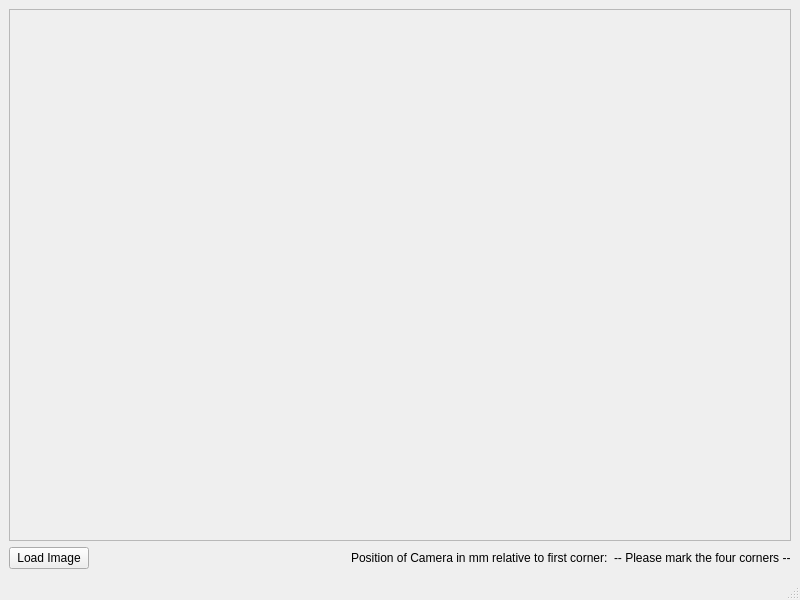
EccoB/calibrationtool, file src/ui/uimain.ui: the form before one commit.
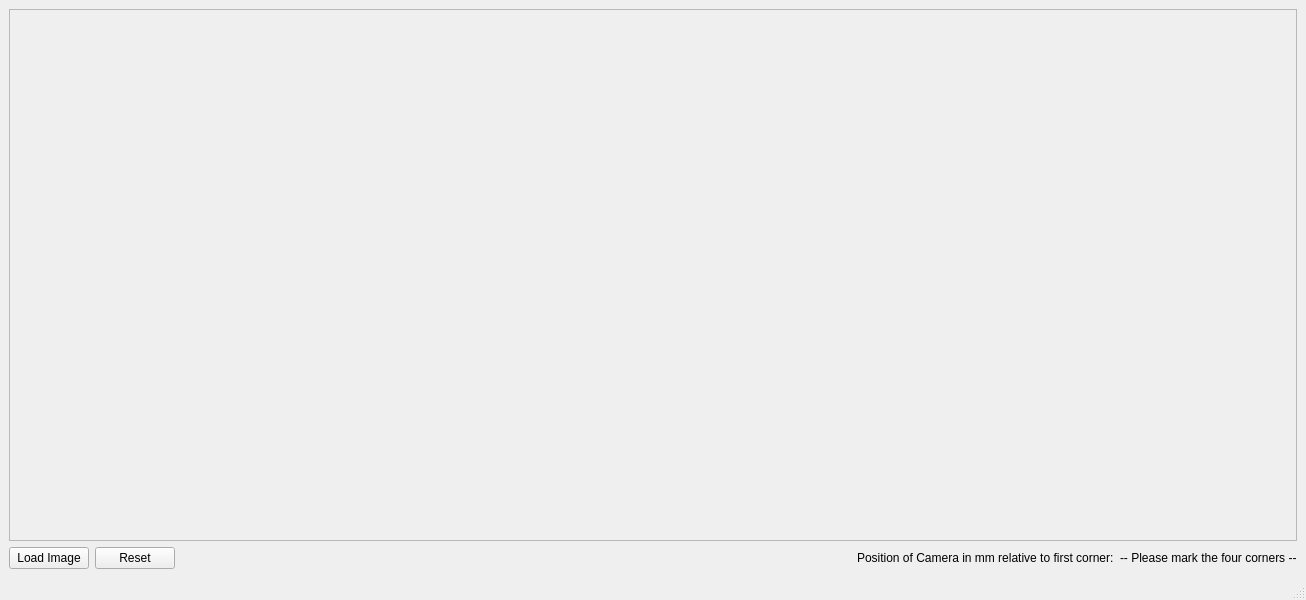
The form after the commit.

Commit message: Adding a reset-button, beautify output

Patch:
```diff
--- a/src/ui/uimain.ui
+++ b/src/ui/uimain.ui
@@ -6,7 +6,7 @@
    <rect>
     <x>0</x>
     <y>0</y>
-    <width>800</width>
+    <width>1306</width>
     <height>600</height>
    </rect>
   </property>
@@ -25,7 +25,7 @@
         <rect>
          <x>0</x>
          <y>0</y>
-         <width>762</width>
+         <width>1268</width>
          <height>422</height>
         </rect>
        </property>
@@ -42,6 +42,13 @@
         </property>
        </widget>
       </item>
+      <item>
+       <widget class="QPushButton" name="pResetPoints">
+        <property name="text">
+         <string>Reset</string>
+        </property>
+       </widget>
+      </item>
       <item>
        <spacer name="horizontalSpacer">
         <property name="orientation">
```
Left out of the diff: 6 changed lines with no effect on the pictures. The commit also changes 5 other files.
